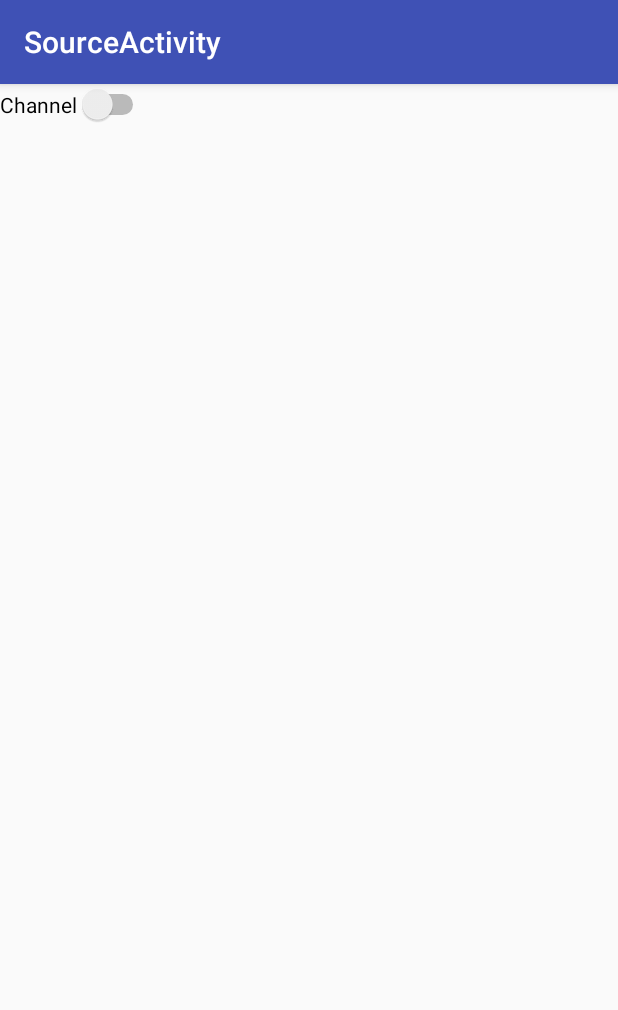
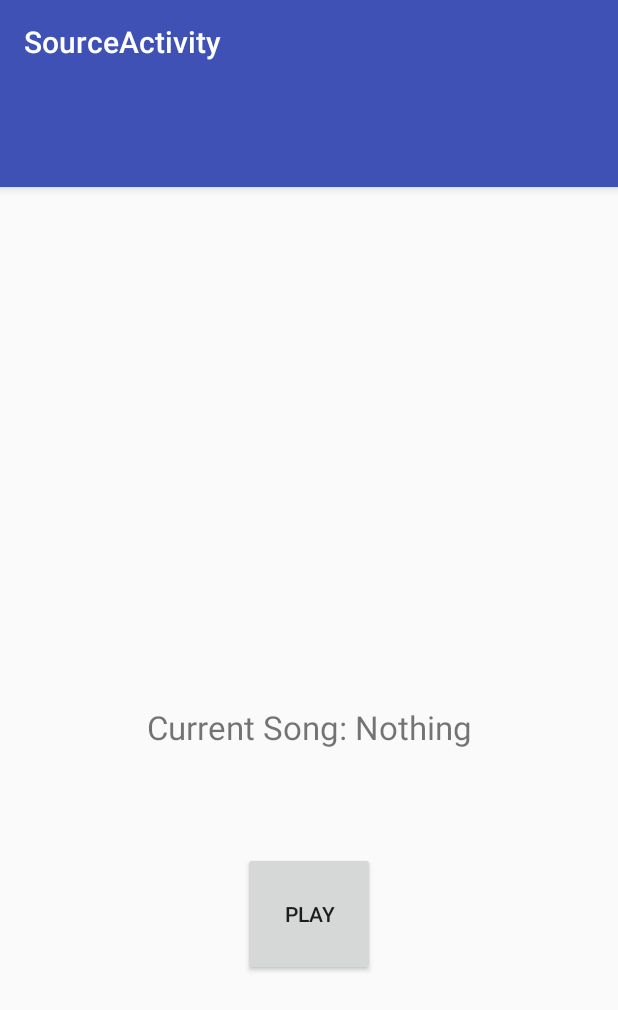
Before and after one commit to ThomasJFR/JTTPSoft, an Android app: the screen it shows after launch (SourceActivity), after a tap on "SOURCE", on a phone screen of 412 x 824 dp. Shown: the top 1010 px of the screen. Run offline under Robolectric (Android 15) with nearby library versions, the phone set to English and light mode, and no system bars.

Commit message:
Added more files

```diff
--- a/Android/app/src/main/java/nwh2018/jttpsoft/soundbomb/Activities/ReceiverActivity.java
+++ b/Android/app/src/main/java/nwh2018/jttpsoft/soundbomb/Activities/ReceiverActivity.java
@@ -22,4 +22,9 @@ public class ReceiverActivity extends AppCompatActivity {
     public void onBackPressed(){
         super.onBackPressed();
     }
+
+    @Override
+    public void onDestroy(){
+        super.onDestroy();
+    }
 }
--- a/Android/app/src/main/java/nwh2018/jttpsoft/soundbomb/Activities/SourceActivity.java
+++ b/Android/app/src/main/java/nwh2018/jttpsoft/soundbomb/Activities/SourceActivity.java
@@ -10,50 +10,49 @@ import android.support.v7.app.AppCompatActivity;
 import android.support.v7.widget.Toolbar;
 import android.util.Log;
 import android.view.View;
+import android.widget.Button;
 import android.widget.CompoundButton;
 import android.widget.Switch;
 import android.widget.Toast;
 
-//import nwh2018.jttpsoft.soundbomb.MeshConnector; TODO REENABLE ME
+import nwh2018.jttpsoft.soundbomb.MeshConnector;
 import nwh2018.jttpsoft.soundbomb.R;
-import nwh2018.jttpsoft.soundbomb.Services.AudioPlayerService;
 
-public class SourceActivity extends AppCompatActivity {
+public class SourceActivity extends AppCompatActivity implements Button.OnClickListener{
 
     private static final String TAG = "soundbomb.Source";
 
     private static final int SELECT_FILE_CODE = 11;
 
     //--MESH CONNECTOR--
-//   private MeshConnector meshConnector; TODO REENABLE ME
+    //private MeshConnector meshConnector; TODO REENABLE ME
 
     //--UI ELEMENTS--
-    private Switch swt_channelState;
+    Button btn_play;
 
     @Override
     protected void onCreate(Bundle savedInstanceState) {
         super.onCreate(savedInstanceState);
         setContentView(R.layout.activity_source);
 
-        swt_channelState = (Switch)findViewById(R.id.swt_channelState);
-        swt_channelState.setOnCheckedChangeListener(new CompoundButton.OnCheckedChangeListener() {
-            @Override
-            public void onCheckedChanged(CompoundButton compoundButton, boolean b) {
-                Toast.makeText(SourceActivity.this.getApplicationContext(), "State:" + String.valueOf(b), Toast.LENGTH_SHORT).show();
-            }
-        });
+        //--CREATE WORKERS--
+       // meshConnector = new MeshConnector(this); TODO REENABLE ME
+
+        //--REGISTER UI ELEMENTS--
+        btn_play = (Button)findViewById(R.id.btn_play);
+        btn_play.setOnClickListener(this);
 
         Toolbar toolbar = (Toolbar) findViewById(R.id.toolbar);
         setSupportActionBar(toolbar);
 
-        FloatingActionButton fab = (FloatingActionButton) findViewById(R.id.fab);
-        fab.setOnClickListener(new View.OnClickListener() {
-            @Override
-            public void onClick(View view) {
-                Snackbar.make(view, "Replace with your own action", Snackbar.LENGTH_LONG)
-                        .setAction("Action", null).show();
-            }
-        });
+//        FloatingActionButton fab = (FloatingActionButton) findViewById(R.id.fab);
+//        fab.setOnClickListener(new View.OnClickListener() {
+//            @Override
+//            public void onClick(View view) {
+//                Snackbar.make(view, "Replace with your own action", Snackbar.LENGTH_LONG)
+//                        .setAction("Action", null).show();
+//            }
+//        });
 
         //SOME STUFF TO RUN ONCE
         new AlertDialog.Builder(this)
@@ -84,8 +83,9 @@ public class SourceActivity extends AppCompatActivity {
     }
 
     @Override
-    public void onStart(){
-        super.onStart();
+    public void onResume(){
+//        meshConnector.resume(); TODO REENABLE ME
+        super.onResume();
     }
 
 
@@ -93,8 +93,22 @@ public class SourceActivity extends AppCompatActivity {
     protected void onActivityResult(int requestCode, int resultCode, Intent data){
         switch(requestCode){
             case SELECT_FILE_CODE:
-                Toast.makeText(SourceActivity.this, "Success!!!",
-                        Toast.LENGTH_SHORT).show();
+                if(resultCode == this.RESULT_OK) {
+                    String newFile = data.getStringExtra(
+                           FileBrowserActivity.returnFileParameter);
+
+                    Toast.makeText(
+                            this,
+                            "Received path from file browser:" + newFile,
+                            Toast.LENGTH_LONG
+                    ).show();
+                } else {//if(resultCode == this.RESULT_OK) {
+                    Toast.makeText(
+                            this,
+                            "Received NO result from file browser",
+                            Toast.LENGTH_LONG)
+                            .show();
+                }
                 break;
             default:
                 Log.e(TAG, "Invalid requestCode");
@@ -104,8 +118,20 @@ public class SourceActivity extends AppCompatActivity {
 
     @Override
     public void onDestroy(){
+//        meshConnector.close();TODO REENABLE ME
+
         Toast.makeText(this.getApplicationContext(),"Source mode disabled.", Toast.LENGTH_LONG).show();
         super.onDestroy();
     }
 
+    @Override
+    public void onClick(View view) {
+        switch(view.getId()){
+            case R.id.btn_play:
+                btn_play.setText(btn_play.getText() != "Play" ? "Play" : "Pause");
+                break;
+            default:
+                break;
+        }
+    }
 }
--- a/Android/app/src/main/java/nwh2018/jttpsoft/soundbomb/Activities/TitleActivity.java
+++ b/Android/app/src/main/java/nwh2018/jttpsoft/soundbomb/Activities/TitleActivity.java
@@ -7,6 +7,7 @@ import android.os.Bundle;
 import android.util.Log;
 import android.view.View;
 import android.widget.Button;
+import android.widget.ProgressBar;
 
 import nwh2018.jttpsoft.soundbomb.R;
 
@@ -16,6 +17,7 @@ public class TitleActivity extends AppCompatActivity implements Button.OnClickLi
 
     Button btn_mode_source;
     Button btn_mode_receiver;
+    ProgressBar spinProgressBar;
 
 
     @Override
@@ -30,6 +32,9 @@ public class TitleActivity extends AppCompatActivity implements Button.OnClickLi
         btn_mode_receiver = (Button)findViewById(R.id.button_mode_receiver);
         btn_mode_receiver.setOnClickListener(this);
         btn_mode_receiver.setOnLongClickListener(this);
+
+        spinProgressBar = (ProgressBar)findViewById(R.id.spinProgressBar);
+        spinProgressBar.setIndeterminate(true);
     }
 
     @Override
@@ -42,16 +47,22 @@ public class TitleActivity extends AppCompatActivity implements Button.OnClickLi
         view.getContext();
         switch(view.getId()){
             case R.id.button_mode_source:
+                spinProgressBar.setVisibility(ProgressBar.VISIBLE);
+
                 Intent sourceIntent = new Intent(this, SourceActivity.class);
                 startActivity(sourceIntent);
                 break;
             case R.id.button_mode_receiver:
-                Intent receiverIntent = new Intent(this, SourceActivity.class);
+                spinProgressBar.setVisibility(ProgressBar.VISIBLE);
+
+                Intent receiverIntent = new Intent(this, ReceiverActivity.class);
                 startActivity(receiverIntent);
                 break;
             default:
                 Log.e(TAG, "Button pressed had no associated ID in its listener.");
         }
+        spinProgressBar.setVisibility(ProgressBar.INVISIBLE);
+
     }
 
     @Override
--- a/Android/app/src/main/res/layout/activity_source.xml
+++ b/Android/app/src/main/res/layout/activity_source.xml
@@ -5,12 +5,14 @@
     android:layout_width="match_parent"
     android:layout_height="match_parent"
     android:orientation="vertical"
-    tools:context="nwh2018.jttpsoft.soundbomb.Activities.SourceActivity">
+    tools:context="nwh2018.jttpsoft.soundbomb.Activities.SourceActivity"
+    android:weightSum="10">
 
     <android.support.design.widget.AppBarLayout
         android:layout_width="match_parent"
         android:layout_height="wrap_content"
-        android:theme="@style/AppTheme.AppBarOverlay">
+        android:theme="@style/AppTheme.AppBarOverlay"
+        android:layout_weight="1">
 
         <android.support.v7.widget.Toolbar
             android:id="@+id/toolbar"
@@ -21,17 +23,28 @@
 
     </android.support.design.widget.AppBarLayout>
 
-    <Switch
-        android:id="@+id/swt_channelState"
+    <Space
         android:layout_width="wrap_content"
         android:layout_height="wrap_content"
-        android:switchPadding="0dp"
-        android:text="Channel"
-        android:textOff="Closed"
-        android:textOn="Open"/>
+        android:layout_weight="5"/>
 
-    <include layout="@layout/content_source" />
+    <TextView
+        android:layout_width="match_parent"
+        android:layout_height="wrap_content"
+        android:layout_weight="1"
+        android:textSize="@dimen/text_size_large"
+        android:gravity="center_horizontal"
+        android:text="Current Song: Nothing" />
 
+    <Button
+        android:id="@+id/btn_play"
+        android:layout_gravity="center_horizontal"
+        android:layout_width="wrap_content"
+        android:layout_height="wrap_content"
+        android:layout_weight="0.5"
+        android:text="Play" />
+
+    <!--
     <android.support.design.widget.FloatingActionButton
         android:id="@+id/fab"
         android:layout_width="wrap_content"
@@ -39,5 +52,6 @@
         android:layout_gravity="bottom|end"
         android:layout_margin="@dimen/fab_margin"
         app:srcCompat="@android:drawable/btn_plus" />
+        -->
 
 </LinearLayout>
--- a/Android/app/src/main/res/values/dimens.xml
+++ b/Android/app/src/main/res/values/dimens.xml
@@ -6,5 +6,6 @@
     <!-- Text sizes -->
     <dimen name="text_size_medium">18sp</dimen>
     <dimen name="text_size_large">22sp</dimen>
+    <dimen name="text_size_x_large">28</dimen>
     <dimen name="fab_margin">16dp</dimen>
 </resources>
```
Also changed, not shown: Android/app/src/main/AndroidManifest.xml (+8 -7 lines), Android/app/src/main/assets/rightmesh.json (added, +1 -0 lines), Android/app/src/main/java/nwh2018/jttpsoft/soundbomb/BroadcastReceivers/LocalReceiver.java (added, +28 -0 lines), Android/app/src/main/java/nwh2018/jttpsoft/soundbomb/MeshConnector.java (+14 -0 lines), Android/app/src/main/java/nwh2018/jttpsoft/soundbomb/Services/AudioPlayerService.java (deleted, +0 -16 lines), Android/app/src/main/res/layout/activity_title.xml (+9 -0 lines).
